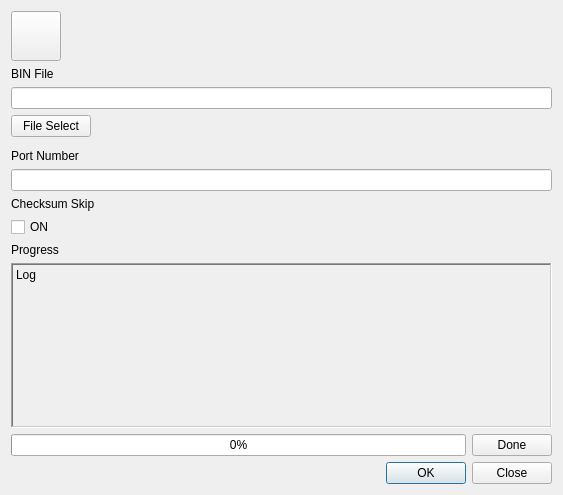
dup06087/Ship_Controller_UI, file new_UI/V2.0_add_main_and_boardprogram/firmware_ui.ui: the form before one commit.
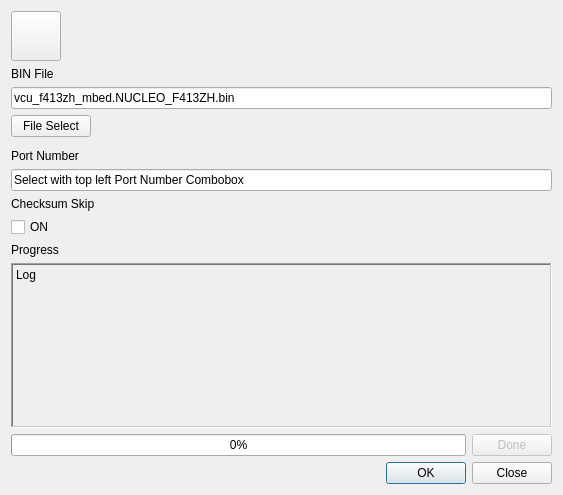
The form after the commit. Icons and pictures are not drawn.

Commit message: V2.0 firmware update페이지 main, main2 등 완전히 해결 오류 없는 버전

Patch:
```diff
--- a/new_UI/V2.0_add_main_and_boardprogram/firmware_ui.ui
+++ b/new_UI/V2.0_add_main_and_boardprogram/firmware_ui.ui
@@ -96,6 +96,9 @@
          <height>0</height>
         </size>
        </property>
+       <property name="text">
+        <string>vcu_f413zh_mbed.NUCLEO_F413ZH.bin</string>
+       </property>
       </widget>
      </item>
      <item>
@@ -135,6 +138,9 @@
          <verstretch>0</verstretch>
         </sizepolicy>
        </property>
+       <property name="text">
+        <string>Select with top left Port Number Combobox</string>
+       </property>
        <property name="dragEnabled">
         <bool>false</bool>
        </property>
@@ -217,7 +223,10 @@
         </widget>
        </item>
        <item>
-        <widget class="QPushButton" name="btn_done_2">
+        <widget class="QPushButton" name="btn_done">
+         <property name="enabled">
+          <bool>false</bool>
+         </property>
          <property name="sizePolicy">
           <sizepolicy hsizetype="Fixed" vsizetype="Fixed">
            <horstretch>0</horstretch>
```
Left out of the diff: 27 changed lines with no effect on the pictures. The commit also changes 3 other files.
